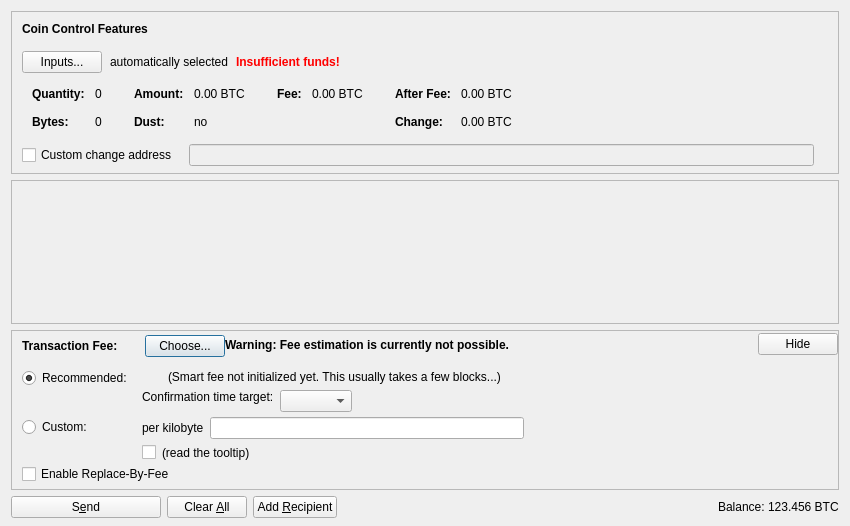
The window that src/qt/forms/sendcoinsdialog.ui (koifinance/NixCore) describes before a commit, drawn with Qt 5.
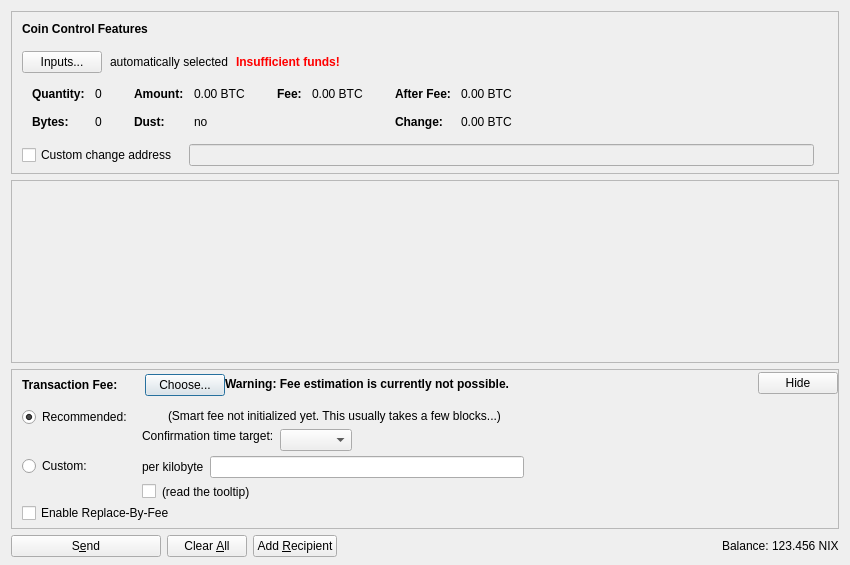
The same window after the commit. Icons and pictures are not drawn. Custom widgets are drawn as their Qt base class.

```diff
--- a/src/qt/forms/sendcoinsdialog.ui
+++ b/src/qt/forms/sendcoinsdialog.ui
@@ -7,7 +7,7 @@
     <x>0</x>
     <y>0</y>
     <width>850</width>
-    <height>526</height>
+    <height>565</height>
    </rect>
   </property>
   <property name="windowTitle">
@@ -587,8 +587,8 @@
        <rect>
         <x>0</x>
         <y>0</y>
-        <width>830</width>
-        <height>104</height>
+        <width>824</width>
+        <height>72</height>
        </rect>
       </property>
       <layout class="QVBoxLayout" name="verticalLayout_2" stretch="0,1">
@@ -1247,7 +1247,7 @@
           <cursorShape>IBeamCursor</cursorShape>
          </property>
          <property name="text">
-          <string notr="true">123.456 BTC</string>
+          <string notr="true">123.456 NIX</string>
          </property>
          <property name="textInteractionFlags">
           <set>Qt::LinksAccessibleByMouse|Qt::TextSelectableByKeyboard|Qt::TextSelectableByMouse</set>
```
Left out of the diff: 26 changed lines with no effect on the pictures.
